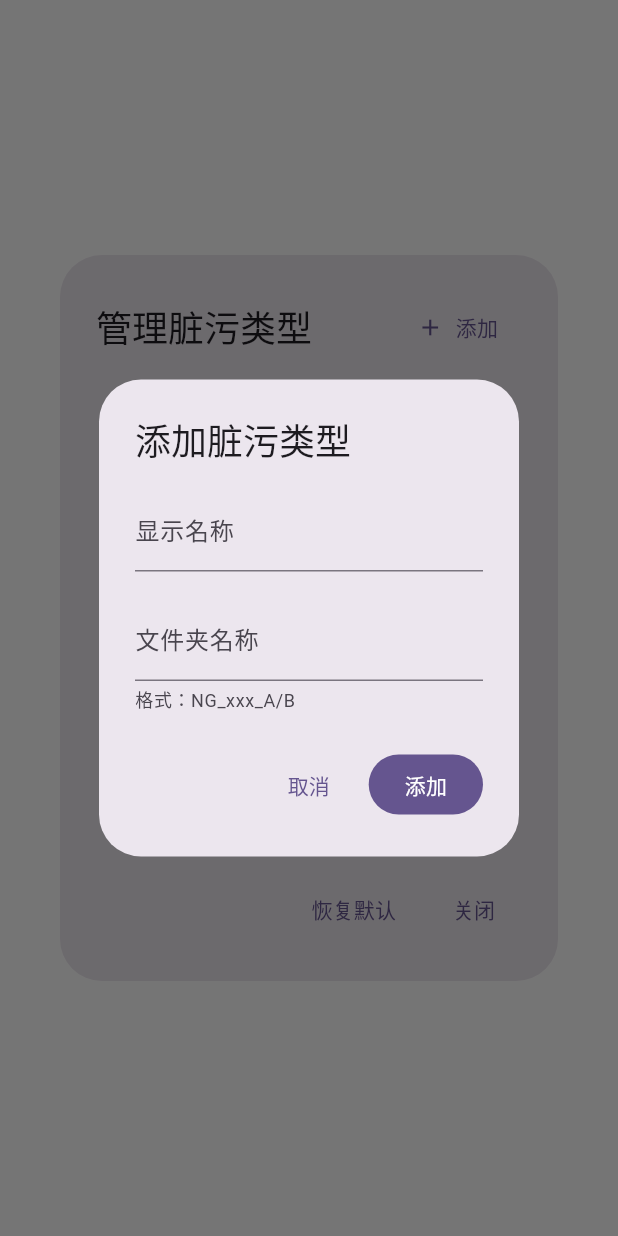
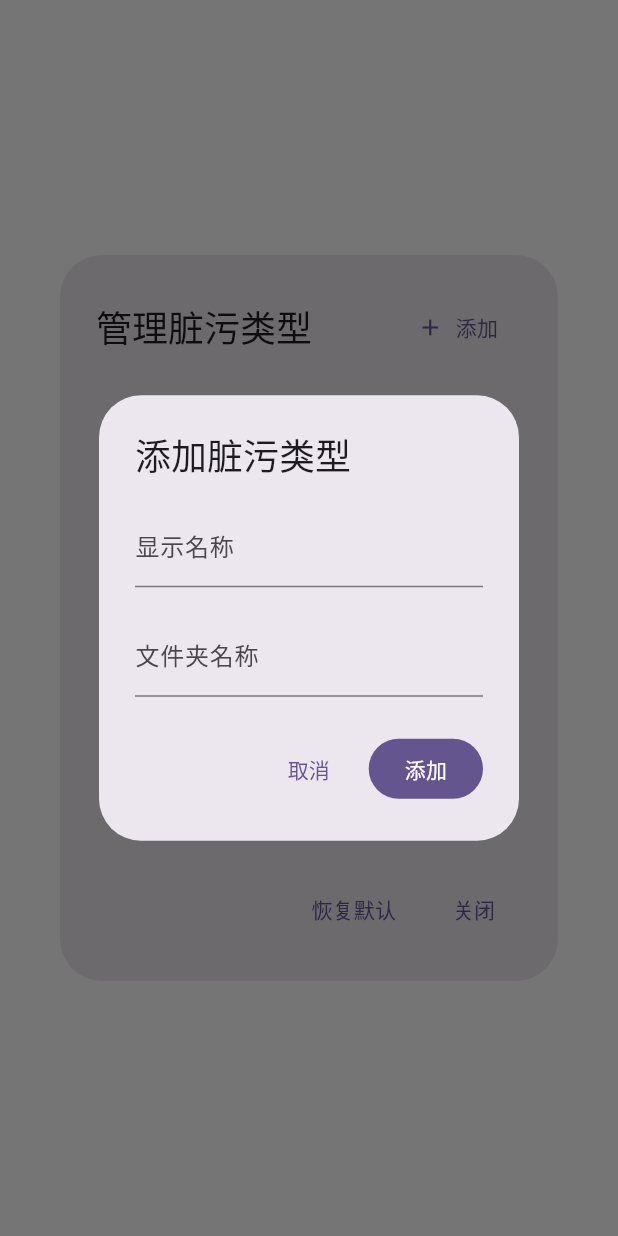
Before and after one commit to lynusx/shx_toolkit, a Flutter app: the _DefectTypeManagerDialog widget shown alone on an empty page, opened directly with empty values, after a tap on "添加", on a phone screen of 412 x 824 dp. Run offline on Flutter 3.47's test engine with Material 3 defaults, Android fonts, the phone set to English and light mode, and no system bars; our stand-ins replace file_picker, go_router; missing offline and left inert: window_manager; statements that could not run were skipped.

Commit message:
移除脏污类型文件夹名称格式限制

```diff
--- a/lib/viewmodels/el_collection_viewmodel.dart
+++ b/lib/viewmodels/el_collection_viewmodel.dart
@@ -510,12 +510,6 @@ class ELCollectionViewModel extends BaseViewModel {
   /// 添加脏污类型
   Future<void> addDefectType(String name, String folderName) async {
     try {
-      // 验证格式
-      if (!DefectTypeService.isValidFolderName(folderName)) {
-        setError('文件夹名称格式不正确，应为 NG_xxx_A/B 格式');
-        return;
-      }
-
       final defectType = DefectType(name: name, folderName: folderName);
       await _defectTypeService.addDefectType(defectType);
       await _loadDefectTypes();
@@ -546,12 +540,6 @@ class ELCollectionViewModel extends BaseViewModel {
     String newFolderName,
   ) async {
     try {
-      // 验证格式
-      if (!DefectTypeService.isValidFolderName(newFolderName)) {
-        setError('文件夹名称格式不正确，应为 NG_xxx_A/B 格式');
-        return;
-      }
-
       final newType = DefectType(name: newName, folderName: newFolderName);
       await _defectTypeService.updateDefectType(oldFolderName, newType);
       await _loadDefectTypes();
--- a/lib/views/tools/el_collection_page.dart
+++ b/lib/views/tools/el_collection_page.dart
@@ -2,7 +2,6 @@ import 'package:flutter/material.dart';
 import 'package:go_router/go_router.dart';
 import 'package:provider/provider.dart';
 import '../../core/router/app_router.dart';
-import '../../core/services/defect_type_service.dart';
 import '../../models/el_collection_task.dart';
 import '../../viewmodels/el_collection_viewmodel.dart';
 
@@ -804,13 +803,9 @@ class _DefectTypeManagerDialogState extends State<_DefectTypeManagerDialog> {
                 decoration: const InputDecoration(
                   labelText: '文件夹名称',
                   hintText: '如：NG_脏污_B',
-                  helperText: '格式：NG_xxx_A/B',
                 ),
                 validator: (v) {
                   if (v?.isEmpty ?? true) return '请输入文件夹名称';
-                  if (!DefectTypeService.isValidFolderName(v!)) {
-                    return '格式不正确，应为 NG_xxx_A/B';
-                  }
                   return null;
                 },
               ),
@@ -866,15 +861,9 @@ class _DefectTypeManagerDialogState extends State<_DefectTypeManagerDialog> {
               const SizedBox(height: 16),
               TextFormField(
                 controller: folderController,
-                decoration: const InputDecoration(
-                  labelText: '文件夹名称',
-                  helperText: '格式：NG_xxx_A/B',
-                ),
+                decoration: const InputDecoration(labelText: '文件夹名称'),
                 validator: (v) {
                   if (v?.isEmpty ?? true) return '请输入文件夹名称';
-                  if (!DefectTypeService.isValidFolderName(v!)) {
-                    return '格式不正确，应为 NG_xxx_A/B';
-                  }
                   return null;
                 },
               ),
```
